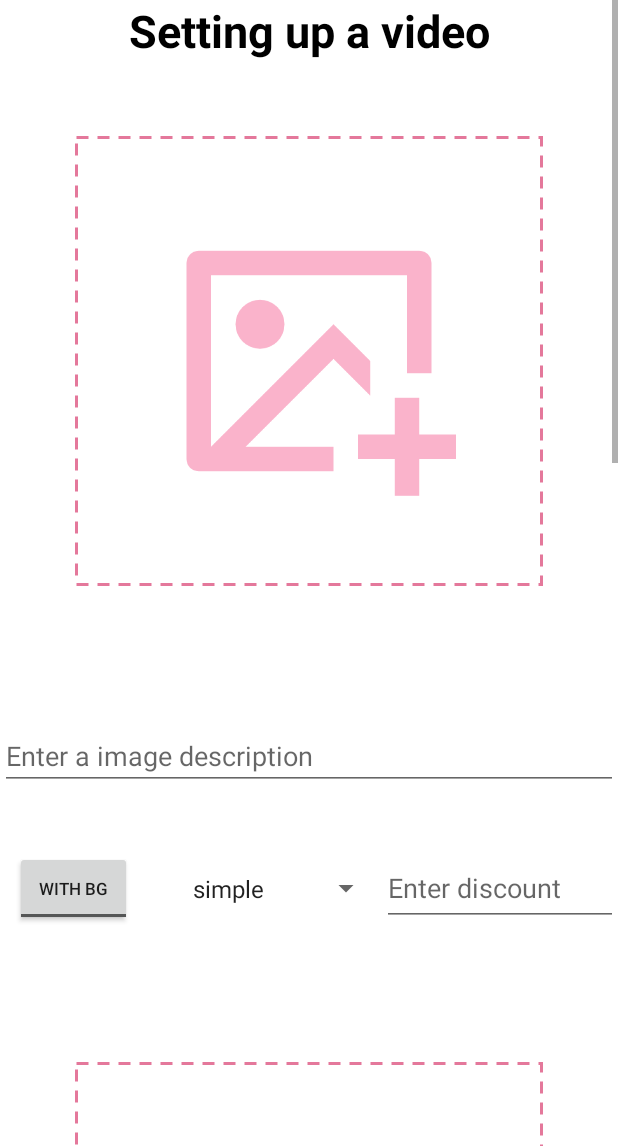
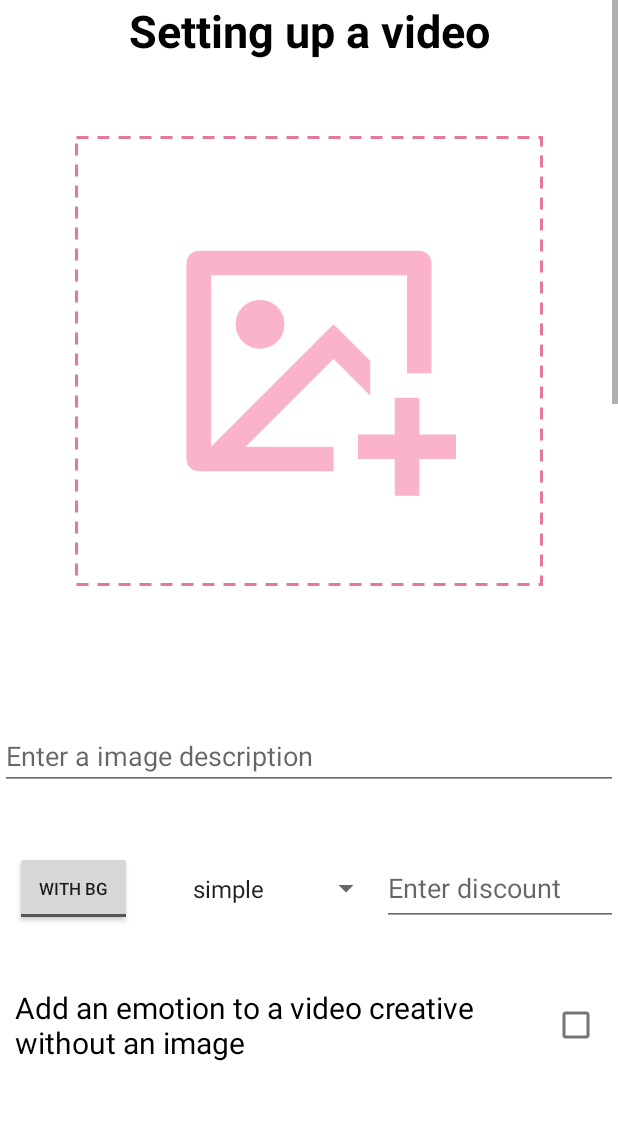
Before and after one commit to EgorBa/Video-creative-platform, an Android app: the fragment VideoCreativeSettingsFragment placed in its activity, on a phone screen of 412 x 824 dp, the part 90-1236 px from its top. Run offline under Robolectric (Android 15) with nearby library versions, the phone set to English and light mode, and no system bars; our stand-ins replace Firebase (no records; nobody signed in at launch, a user with empty details on screens opened directly), Volley.

Commit message:
add emotions

```diff
--- a/PanelCreama/app/src/main/java/com/example/panelcreama/buttons/ImageLoadButton.kt
+++ b/PanelCreama/app/src/main/java/com/example/panelcreama/buttons/ImageLoadButton.kt
@@ -28,6 +28,8 @@ class ImageLoadButton : Fragment() {
         private set
     private var curBitmap: Bitmap? = null
     private var curString: String = ""
+    private var onSuccess: (()->Unit)? = null
+    private var onDelete: (()->Unit)? = null
 
     companion object {
         fun newInstance(): ImageLoadButton {
@@ -50,6 +52,7 @@ class ImageLoadButton : Fragment() {
             curString = ""
             background.isVisible = true
             close.isVisible = false
+            onDelete?.invoke()
         }
         val observer = MyLifecycleObserver(this, this)
         lifecycle.addObserver(observer)
@@ -85,6 +88,7 @@ class ImageLoadButton : Fragment() {
                     imageLoadButton.image.setImageBitmap(imageLoadButton.curBitmap)
                     imageLoadButton.background.isVisible = false
                     imageLoadButton.close.isVisible = true
+                    imageLoadButton.onSuccess?.invoke()
                 }
         }
 
@@ -95,4 +99,12 @@ class ImageLoadButton : Fragment() {
 
     fun getString(): String = curString
 
+    fun setSuccessCallback(listener: (() -> Unit)) {
+        onSuccess = listener
+    }
+
+    fun setDeleteCallback(listener: (() -> Unit)) {
+        onDelete = listener
+    }
+
 }
--- a/PanelCreama/app/src/main/java/com/example/panelcreama/controllers/NetworkController.kt
+++ b/PanelCreama/app/src/main/java/com/example/panelcreama/controllers/NetworkController.kt
@@ -117,7 +117,8 @@ class NetworkController(
             videoCreateSettingsFragment.getToggle1Value(),
             videoCreateSettingsFragment.getSale1String(),
             videoCreateSettingsFragment.getImage1String(),
-            videoCreateSettingsFragment.getDescr1String()
+            videoCreateSettingsFragment.getDescr1String(),
+            useEmotion = videoCreateSettingsFragment.getEmotion1Value()
         )
         addImageToDB(
             id1,
@@ -125,7 +126,8 @@ class NetworkController(
             videoCreateSettingsFragment.getToggle2Value(),
             videoCreateSettingsFragment.getSale2String(),
             videoCreateSettingsFragment.getImage2String(),
-            videoCreateSettingsFragment.getDescr2String()
+            videoCreateSettingsFragment.getDescr2String(),
+            useEmotion = videoCreateSettingsFragment.getEmotion2Value()
         )
         addImageToDB(
             id2,
@@ -133,7 +135,8 @@ class NetworkController(
             videoCreateSettingsFragment.getToggle3Value(),
             videoCreateSettingsFragment.getSale3String(),
             videoCreateSettingsFragment.getImage3String(),
-            videoCreateSettingsFragment.getDescr3String()
+            videoCreateSettingsFragment.getDescr3String(),
+            useEmotion = videoCreateSettingsFragment.getEmotion3Value()
         )
         addImageToDB(
             id3,
@@ -154,7 +157,8 @@ class NetworkController(
         sale: String,
         image: String,
         descr: String,
-        useTextType: Boolean = false
+        useTextType: Boolean = false,
+        useEmotion: Boolean = false
     ) {
         orderListIds.add(id)
         database.child("images").child(id.toString()).child("image").setValue(image)
@@ -164,7 +168,7 @@ class NetworkController(
                         if (image == "" && descr == "") {
                             checkListIds.add(id)
                         }
-                        sendGenerateVideo(id, animationType, clearBg, sale, useTextType)
+                        sendGenerateVideo(id, animationType, clearBg, sale, useTextType, useEmotion)
                     }
             }
     }
@@ -174,7 +178,8 @@ class NetworkController(
         animationType: String,
         clearBg: Boolean,
         sale: String,
-        useTypeText: Boolean
+        useTypeText: Boolean,
+        useEmotion: Boolean
     ) {
         database.child("videos").child(id.toString()).child("video")
             .addValueEventListener(object : ValueEventListener {
@@ -197,7 +202,7 @@ class NetworkController(
                     colors,
                     "UTF-8"
                 )
-            }&animation_type=$animationType&clear_bg=$clearBg&sale=$sale"
+            }&animation_type=$animationType&clear_bg=$clearBg&sale=$sale&use_emotion=$useEmotion"
         val stringRequest = StringRequest(
             Request.Method.GET,
             url,
--- a/PanelCreama/app/src/main/java/com/example/panelcreama/fragments/VideoCreativeSettingsFragment.kt
+++ b/PanelCreama/app/src/main/java/com/example/panelcreama/fragments/VideoCreativeSettingsFragment.kt
@@ -1,12 +1,12 @@
 package com.example.panelcreama.fragments
 
+import android.annotation.SuppressLint
 import android.os.Bundle
 import android.view.LayoutInflater
+import android.view.MotionEvent
 import android.view.View
 import android.view.ViewGroup
-import android.widget.EditText
-import android.widget.Spinner
-import android.widget.ToggleButton
+import android.widget.*
 import androidx.fragment.app.Fragment
 import androidx.fragment.app.FragmentContainerView
 import com.example.panelcreama.R
@@ -36,6 +36,9 @@ class VideoCreativeSettingsFragment : Fragment() {
     private lateinit var saleEdit1: EditText
     private lateinit var saleEdit2: EditText
     private lateinit var saleEdit3: EditText
+    private lateinit var checkbox1: CheckBox
+    private lateinit var checkbox2: CheckBox
+    private lateinit var checkbox3: CheckBox
     private val mapTranslate: Map<String, String> = mapOf(
         "без анимации" to "simple",
         "посимвольно" to "by symbol",
@@ -65,7 +68,19 @@ class VideoCreativeSettingsFragment : Fragment() {
         saleEdit1 = view.findViewById(R.id.edit_sale1)
         saleEdit2 = view.findViewById(R.id.edit_sale2)
         saleEdit3 = view.findViewById(R.id.edit_sale3)
+        checkbox1 = view.findViewById(R.id.emotion_checkbox1)
+        checkbox2 = view.findViewById(R.id.emotion_checkbox2)
+        checkbox3 = view.findViewById(R.id.emotion_checkbox3)
         return view
+    }
+
+    override fun onViewCreated(view: View, savedInstanceState: Bundle?) {
+        super.onViewCreated(view, savedInstanceState)
+        val listOfCheckboxes = listOf(checkbox1, checkbox2, checkbox3)
+        val listOfImageLoadButtons = listOf(imageLoadButton1, imageLoadButton2, imageLoadButton3)
+        for (i in listOfCheckboxes.indices) {
+            addListener(listOfImageLoadButtons[i], listOfCheckboxes[i])
+        }
     }
 
     fun getImage1String(): String =
@@ -91,5 +106,40 @@ class VideoCreativeSettingsFragment : Fragment() {
     fun getSale2String(): String = saleEdit2.text.toString()
     fun getSale3String(): String = saleEdit3.text.toString()
 
+    fun getEmotion1Value(): Boolean = checkbox1.isChecked
+    fun getEmotion2Value(): Boolean = checkbox2.isChecked
+    fun getEmotion3Value(): Boolean = checkbox3.isChecked
+
+    @SuppressLint("ClickableViewAccessibility")
+    private fun addListener(imageLoadButton: View, checkbox: CheckBox) {
+        val fragment = (imageLoadButton as FragmentContainerView).getFragment<ImageLoadButton>()
+        checkbox.setOnTouchListener { _, event ->
+            if (event.action == MotionEvent.ACTION_UP) {
+                if (!checkbox.isClickable) {
+                    makeToast(resources.getString(R.string.info_emotion))
+                } else {
+                    checkbox.isChecked = !checkbox.isChecked
+                }
+            }
+            true
+        }
+        fragment.setSuccessCallback {
+            checkbox.isChecked = false
+            checkbox.isClickable = false
+        }
+        fragment.setDeleteCallback {
+            checkbox.isClickable = true
+        }
+    }
+
+    private fun makeToast(text: String) {
+        val toast = Toast.makeText(
+            context,
+            text,
+            Toast.LENGTH_SHORT
+        )
+        toast.show()
+    }
+
     private fun getSpinnerValue(str: String): String = mapTranslate[str] ?: str
 }
--- a/PanelCreama/app/src/main/res/layout/video_creative_fragment.xml
+++ b/PanelCreama/app/src/main/res/layout/video_creative_fragment.xml
@@ -53,7 +53,7 @@
             android:layout_width="match_parent"
             android:layout_height="wrap_content"
             android:orientation="horizontal"
-            app:layout_constraintBottom_toTopOf="@+id/btn2"
+            app:layout_constraintBottom_toTopOf="@+id/emotion_title1"
             app:layout_constraintLeft_toLeftOf="parent"
             app:layout_constraintRight_toRightOf="parent"
             app:layout_constraintTop_toBottomOf="@+id/edit1">
@@ -90,6 +90,32 @@
                 android:inputType="text" />
         </LinearLayout>
 
+        <TextView
+            android:id="@+id/emotion_title1"
+            android:layout_width="0dp"
+            android:layout_height="wrap_content"
+            android:layout_marginStart="10dp"
+            android:text="@string/emotion_title"
+            android:textColor="@color/black"
+            android:textSize="20sp"
+            app:layout_constraintBottom_toTopOf="@id/btn2"
+            app:layout_constraintHorizontal_weight="6"
+            app:layout_constraintLeft_toLeftOf="parent"
+            app:layout_constraintRight_toLeftOf="@id/emotion_checkbox1"
+            app:layout_constraintTop_toBottomOf="@id/layout_linear1" />
+
+        <CheckBox
+            android:id="@+id/emotion_checkbox1"
+            android:layout_width="0dp"
+            android:layout_height="wrap_content"
+            android:layout_marginStart="10dp"
+            android:textColor="@color/black"
+            app:layout_constraintBottom_toTopOf="@id/btn2"
+            app:layout_constraintHorizontal_weight="1"
+            app:layout_constraintLeft_toRightOf="@id/emotion_title1"
+            app:layout_constraintRight_toRightOf="parent"
+            app:layout_constraintTop_toBottomOf="@id/layout_linear1" />
+
         <androidx.fragment.app.FragmentContainerView
             android:id="@+id/btn2"
             android:name="com.example.panelcreama.buttons.ImageLoadButton"
@@ -100,7 +126,7 @@
             app:layout_constraintBottom_toTopOf="@+id/edit2"
             app:layout_constraintLeft_toLeftOf="parent"
             app:layout_constraintRight_toRightOf="parent"
-            app:layout_constraintTop_toBottomOf="@+id/layout_linear1" />
+            app:layout_constraintTop_toBottomOf="@+id/emotion_title1" />
 
         <EditText
             android:id="@+id/edit2"
@@ -118,7 +144,7 @@
             android:layout_width="match_parent"
             android:layout_height="wrap_content"
             android:orientation="horizontal"
-            app:layout_constraintBottom_toTopOf="@+id/btn3"
+            app:layout_constraintBottom_toTopOf="@+id/emotion_title2"
             app:layout_constraintLeft_toLeftOf="parent"
             app:layout_constraintRight_toRightOf="parent"
             app:layout_constraintTop_toBottomOf="@+id/edit2">
@@ -155,6 +181,32 @@
                 android:inputType="text" />
         </LinearLayout>
 
+        <TextView
+            android:id="@+id/emotion_title2"
+            android:layout_width="0dp"
+            android:layout_height="wrap_content"
+            android:layout_marginStart="10dp"
+            android:text="@string/emotion_title"
+            android:textColor="@color/black"
+            android:textSize="20sp"
+            app:layout_constraintBottom_toTopOf="@id/btn3"
+            app:layout_constraintHorizontal_weight="6"
+            app:layout_constraintLeft_toLeftOf="parent"
+            app:layout_constraintRight_toLeftOf="@id/emotion_checkbox2"
+            app:layout_constraintTop_toBottomOf="@id/layout_linear2" />
+
+        <CheckBox
+            android:id="@+id/emotion_checkbox2"
+            android:layout_width="0dp"
+            android:layout_height="wrap_content"
+            android:layout_marginStart="10dp"
+            android:textColor="@color/black"
+            app:layout_constraintBottom_toTopOf="@id/btn3"
+            app:layout_constraintHorizontal_weight="1"
+            app:layout_constraintLeft_toRightOf="@id/emotion_title2"
+            app:layout_constraintRight_toRightOf="parent"
+            app:layout_constraintTop_toBottomOf="@id/layout_linear2" />
+
         <androidx.fragment.app.FragmentContainerView
             android:id="@+id/btn3"
             android:name="com.example.panelcreama.buttons.ImageLoadButton"
@@ -165,7 +217,7 @@
             app:layout_constraintBottom_toTopOf="@+id/edit3"
             app:layout_constraintLeft_toLeftOf="parent"
             app:layout_constraintRight_toRightOf="parent"
-            app:layout_constraintTop_toBottomOf="@+id/layout_linear2" />
+            app:layout_constraintTop_toBottomOf="@+id/emotion_title2" />
 
         <EditText
             android:id="@+id/edit3"
@@ -183,7 +235,7 @@
             android:layout_width="match_parent"
             android:layout_height="wrap_content"
             android:orientation="horizontal"
-            app:layout_constraintBottom_toBottomOf="parent"
+            app:layout_constraintBottom_toTopOf="@id/emotion_title3"
             app:layout_constraintLeft_toLeftOf="parent"
             app:layout_constraintRight_toRightOf="parent"
             app:layout_constraintTop_toBottomOf="@+id/edit3">
@@ -220,6 +272,32 @@
                 android:inputType="text" />
         </LinearLayout>
 
+        <TextView
+            android:id="@+id/emotion_title3"
+            android:layout_width="0dp"
+            android:layout_height="wrap_content"
+            android:layout_marginStart="10dp"
+            android:text="@string/emotion_title"
+            android:textColor="@color/black"
+            android:textSize="20sp"
+            app:layout_constraintBottom_toBottomOf="parent"
+            app:layout_constraintHorizontal_weight="6"
+            app:layout_constraintLeft_toLeftOf="parent"
+            app:layout_constraintRight_toLeftOf="@id/emotion_checkbox3"
+            app:layout_constraintTop_toBottomOf="@id/layout_linear3" />
+
+        <CheckBox
+            android:id="@+id/emotion_checkbox3"
+            android:layout_width="0dp"
+            android:layout_height="wrap_content"
+            android:layout_marginStart="10dp"
+            android:textColor="@color/black"
+            app:layout_constraintBottom_toBottomOf="parent"
+            app:layout_constraintHorizontal_weight="1"
+            app:layout_constraintLeft_toRightOf="@id/emotion_title3"
+            app:layout_constraintRight_toRightOf="parent"
+            app:layout_constraintTop_toBottomOf="@id/layout_linear3" />
+
     </androidx.constraintlayout.widget.ConstraintLayout>
 
 </ScrollView>
--- a/PanelCreama/app/src/main/res/values/strings.xml
+++ b/PanelCreama/app/src/main/res/values/strings.xml
@@ -59,4 +59,6 @@
     <string name="generating_creative">Generating creative</string>
     <string name="creative_generated">Creative is generated</string>
     <string name="creative_generating_wait">Generating creative, please wait</string>
+    <string name="emotion_title">Add an emotion to a video creative without an image</string>
+    <string name="info_emotion">Emotions can only be added if there is no picture</string>
 </resources>
```
Also changed, not shown: 1 other file.
